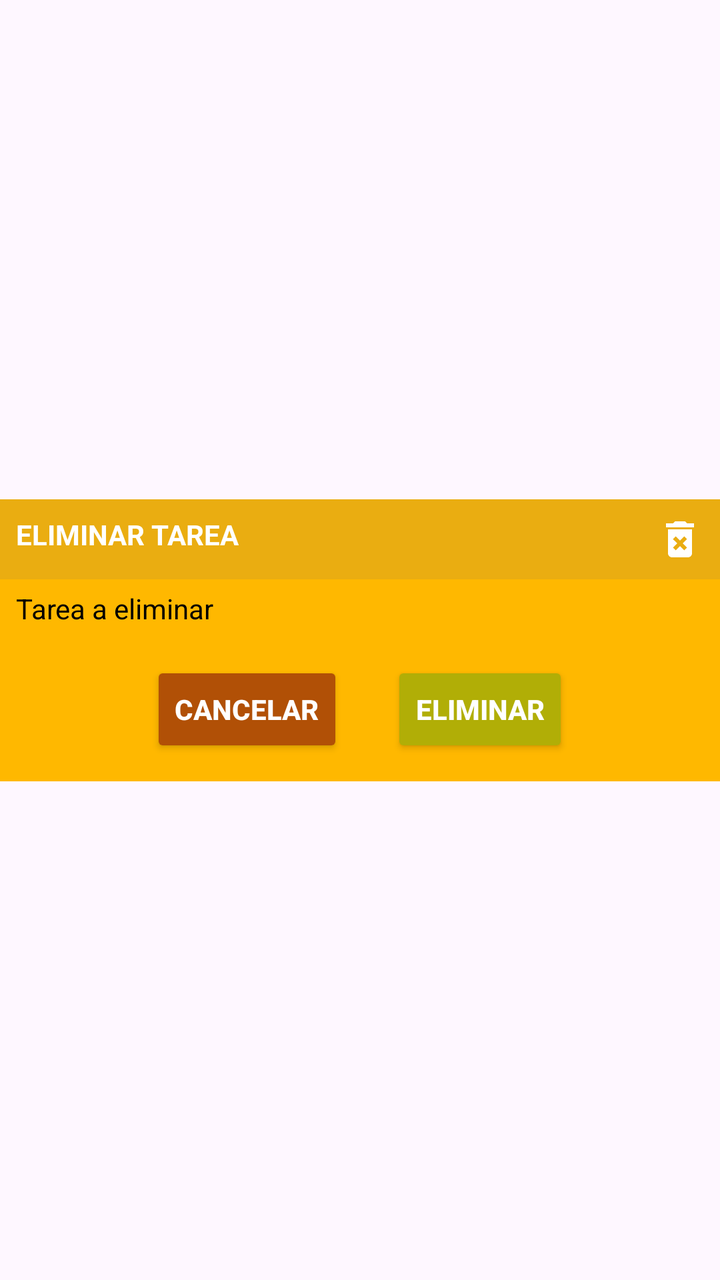
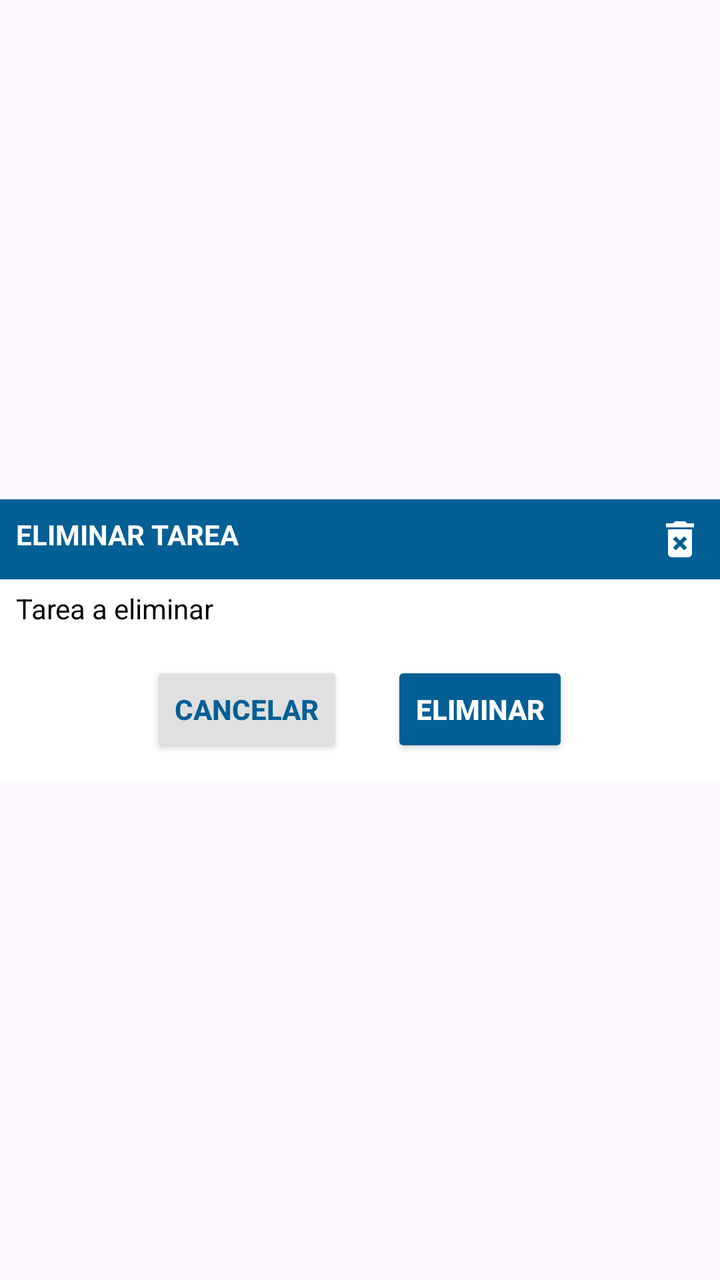

The first picture is an Android layout as it rendered before a commit; the second is the same layout after the commit. The layout source and the unified diff follow.
<!-- AndroidManifest.xml: application theme Theme.NotasApp -->
<!-- res/layout/dialog_delete_note.xml -->
<?xml version="1.0" encoding="utf-8"?>
<androidx.constraintlayout.widget.ConstraintLayout xmlns:android="http://schemas.android.com/apk/res/android"
    xmlns:app="http://schemas.android.com/apk/res-auto"
    xmlns:tools="http://schemas.android.com/tools"
    android:layout_width="match_parent"
    android:layout_height="match_parent">


    <LinearLayout
        android:layout_width="match_parent"
        android:layout_height="wrap_content"
        android:background="#FFFFB800"
        android:orientation="vertical"
        app:layout_constraintBottom_toBottomOf="parent"
        app:layout_constraintEnd_toEndOf="parent"
        app:layout_constraintStart_toStartOf="parent"
        app:layout_constraintTop_toTopOf="parent">


        <LinearLayout
            android:layout_width="match_parent"
            android:layout_height="wrap_content"
            android:orientation="horizontal"
            android:background="#FFEAAD11"
            android:padding="8dp">

            <TextView
                android:layout_width="wrap_content"
                android:layout_height="wrap_content"
                android:layout_weight="3"
                android:text="Eliminar Tarea"
                android:textAllCaps="true"
                android:textColor="@color/white"
                android:textStyle="bold"
                tools:ignore="MissingConstraints" />

            <ImageView
                android:layout_width="24dp"
                android:layout_height="24dp"
                android:src="@drawable/baseline_delete_forever_24"
                app:tint="@color/white" />
        </LinearLayout>

        <TextView
            android:id="@+id/tv_Note"
            android:textColor="@color/black"
            android:text="Tarea a eliminar"
            android:layout_width="match_parent"
            android:layout_height="wrap_content"
            android:layout_marginHorizontal="8dp"
            android:layout_marginVertical="5dp" />

        <LinearLayout
            android:layout_width="match_parent"
            android:layout_height="wrap_content"
            android:orientation="horizontal"
            android:gravity="center"
            >

            <androidx.appcompat.widget.AppCompatButton
                android:id="@+id/btn_Cancel"
                android:layout_width="wrap_content"
                android:layout_height="wrap_content"
                android:layout_margin="12dp"
                android:text="Cancelar"
                android:textStyle="bold"
                android:textColor="@color/white"
                android:backgroundTint="#B15006"
                />

            <androidx.appcompat.widget.AppCompatButton
                android:id="@+id/btn_Delete"
                android:layout_width="wrap_content"
                android:layout_height="wrap_content"
                android:layout_margin="12dp"
                android:text="Eliminar"
                android:textStyle="bold"
                android:enabled="true"
                android:textColor="@color/white"
                android:backgroundTint="#B1AE06"
                />

        </LinearLayout>
    </LinearLayout>


</androidx.constraintlayout.widget.ConstraintLayout>
<!-- resources referenced by this layout -->
<resources>
  <color name="black">#FF000000</color>
  <color name="white">#FFFFFFFF</color>
  <!-- drawable baseline_delete_forever_24 (drawable) -->
  <vector android:height="24dp" android:tint="#000000"
      android:viewportHeight="24" android:viewportWidth="24"
      android:width="24dp" xmlns:android="http://schemas.android.com/apk/res/android">
      <path android:fillColor="@android:color/white" android:pathData="M6,19c0,1.1 0.9,2 2,2h8c1.1,0 2,-0.9 2,-2L18,7L6,7v12zM8.46,11.88l1.41,-1.41L12,12.59l2.12,-2.12 1.41,1.41L13.41,14l2.12,2.12 -1.41,1.41L12,15.41l-2.12,2.12 -1.41,-1.41L10.59,14l-2.13,-2.12zM15.5,4l-1,-1h-5l-1,1L5,4v2h14L19,4z"/>
  </vector>
  <style name="Theme.NotasApp" parent="Base.Theme.NotasApp" />
  <style name="Base.Theme.NotasApp" parent="Theme.Material3.DayNight.NoActionBar">
          
          
      </style>
</resources>

<!-- the commit's change to res/layout/dialog_delete_note.xml (unified diff, before → after) -->
@@ -9,7 +9,7 @@
     <LinearLayout
         android:layout_width="match_parent"
         android:layout_height="wrap_content"
-        android:background="#FFFFB800"
+        android:background="@color/white"
         android:orientation="vertical"
         app:layout_constraintBottom_toBottomOf="parent"
         app:layout_constraintEnd_toEndOf="parent"
@@ -21,7 +21,7 @@
             android:layout_width="match_parent"
             android:layout_height="wrap_content"
             android:orientation="horizontal"
-            android:background="#FFEAAD11"
+            android:background="@color/color_primario"
             android:padding="8dp">
 
             <TextView
@@ -64,8 +64,8 @@
                 android:layout_margin="12dp"
                 android:text="Cancelar"
                 android:textStyle="bold"
-                android:textColor="@color/white"
-                android:backgroundTint="#B15006"
+                android:textColor="@color/color_primario"
+                android:backgroundTint="#dfe0df"
                 />
 
             <androidx.appcompat.widget.AppCompatButton
@@ -77,7 +77,7 @@
                 android:textStyle="bold"
                 android:enabled="true"
                 android:textColor="@color/white"
-                android:backgroundTint="#B1AE06"
+                android:backgroundTint="@color/color_primario"
                 />
 
         </LinearLayout>
<!-- resource entries referenced after the edit -->
@@ -1,6 +1,7 @@
 <!-- resources referenced by this layout -->
 <resources>
   <color name="black">#FF000000</color>
+  <color name="color_primario">#045F95</color>
   <color name="white">#FFFFFFFF</color>
   <!-- drawable baseline_delete_forever_24 (drawable) -->
   <vector android:height="24dp" android:tint="#000000"
